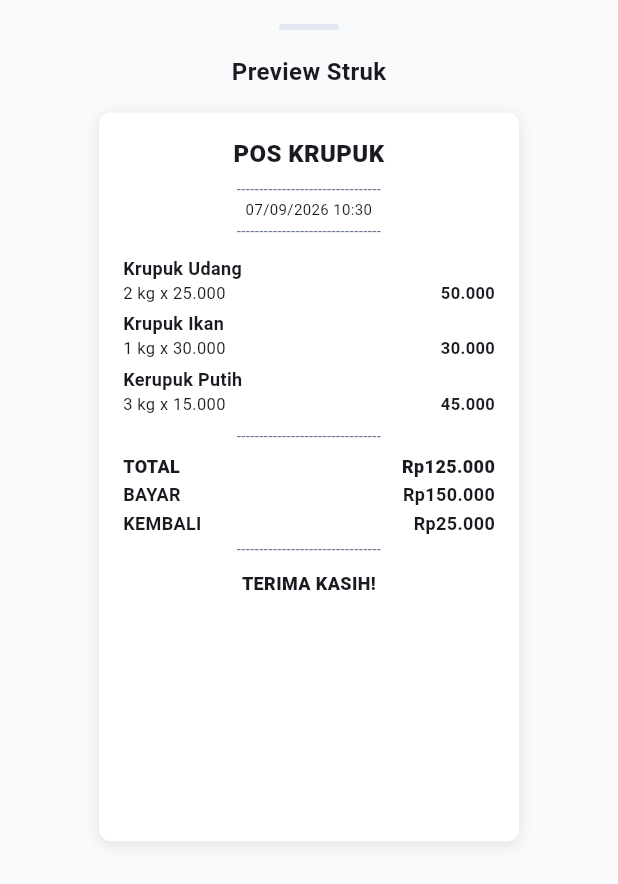
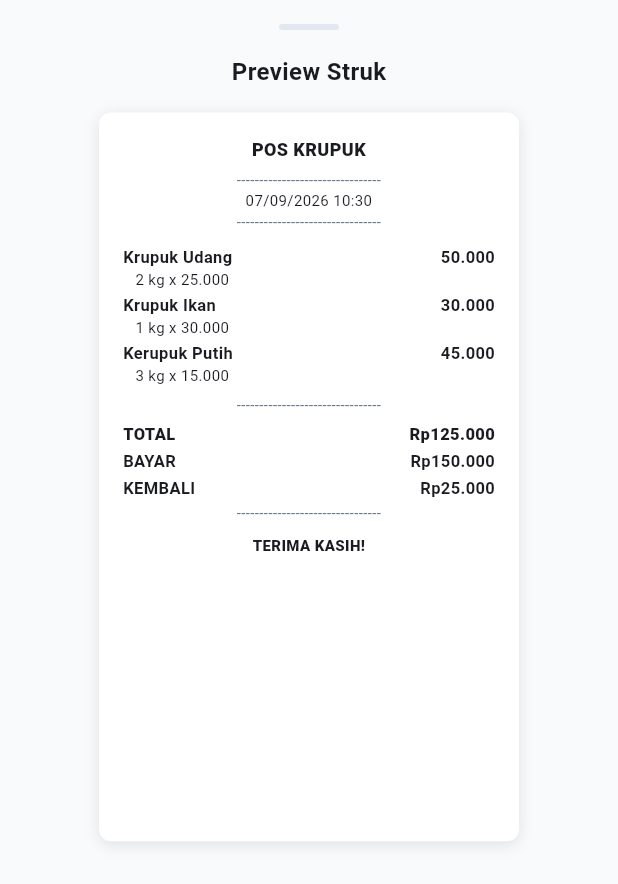
Before and after one commit to rzkyypnduu/pos-pabrik, a Flutter app: the _ReceiptPreviewSheet widget shown alone on an empty page, opened directly with empty values, on a phone screen of 412 x 824 dp. Shown: the top 884 px of the screen. Run offline on Flutter 3.47's test engine with Material 3 defaults, Android fonts, the phone set to English and light mode, and no system bars; our stand-ins replace file_picker, fl_chart, image_picker, sqflite_common_ffi; missing offline and left inert: flutter_classic_bluetooth, window_manager, windows_printer; accounts and stored records are empty; Roboto replaces fonts that are missing (Segoe UI).

Commit message:
Compact receipt text & fix strak layout; release 1.0.10.0

```diff
--- a/lib/screens/settings_tab.dart
+++ b/lib/screens/settings_tab.dart
@@ -965,7 +965,7 @@ class _ReceiptPreviewSheet extends StatelessWidget {
       children: [
         if (prov.logoPath.isNotEmpty && File(prov.logoPath).existsSync())
           Padding(
-            padding: const EdgeInsets.only(bottom: 8),
+            padding: const EdgeInsets.only(bottom: 4),
             child: ClipRect(
               child: Align(
                 alignment: Alignment.center,
@@ -982,19 +982,19 @@ class _ReceiptPreviewSheet extends StatelessWidget {
         Text(
           prov.storeName.toUpperCase(),
           textAlign: TextAlign.center,
-          style: const TextStyle(fontSize: 16, fontWeight: FontWeight.w800),
+          style: const TextStyle(fontSize: 12, fontWeight: FontWeight.w800),
         ),
         if (prov.shopAddress.isNotEmpty)
           Text(
             prov.shopAddress,
             textAlign: TextAlign.center,
-            style: const TextStyle(fontSize: 11),
+            style: const TextStyle(fontSize: 10),
           ),
         if (prov.phone.isNotEmpty)
           Text(
             'Telp: ${prov.phone}',
             textAlign: TextAlign.center,
-            style: const TextStyle(fontSize: 11),
+            style: const TextStyle(fontSize: 10),
           ),
         const SizedBox(height: 4),
         const Text(
@@ -1035,7 +1035,7 @@ class _ReceiptPreviewSheet extends StatelessWidget {
         Text(
           prov.slogan.toUpperCase(),
           textAlign: TextAlign.center,
-          style: const TextStyle(fontSize: 12, fontWeight: FontWeight.w800),
+          style: const TextStyle(fontSize: 10, fontWeight: FontWeight.w800),
         ),
         if (prov.footer.isNotEmpty) ...[
           const SizedBox(height: 4),
@@ -1050,24 +1050,30 @@ class _ReceiptPreviewSheet extends StatelessWidget {
   }
 
   Widget _receiptItem(String name, String detail, String subtotal) => Padding(
-    padding: const EdgeInsets.symmetric(vertical: 2),
+    padding: const EdgeInsets.symmetric(vertical: 1),
     child: Column(
       crossAxisAlignment: CrossAxisAlignment.start,
       children: [
-        Text(
-          name,
-          style: const TextStyle(fontSize: 12, fontWeight: FontWeight.w600),
-        ),
         Row(
           mainAxisAlignment: MainAxisAlignment.spaceBetween,
           children: [
-            Text(detail, style: const TextStyle(fontSize: 11)),
+            Expanded(
+              child: Text(
+                name,
+                style: const TextStyle(
+                  fontSize: 11,
+                  fontWeight: FontWeight.w600,
+                ),
+              ),
+            ),
             Text(
               subtotal,
               style: const TextStyle(fontSize: 11, fontWeight: FontWeight.w600),
             ),
           ],
         ),
+        if (detail.isNotEmpty)
+          Text('   $detail', style: const TextStyle(fontSize: 10)),
       ],
     ),
   );
@@ -1080,14 +1086,14 @@ class _ReceiptPreviewSheet extends StatelessWidget {
             Text(
               label,
               style: TextStyle(
-                fontSize: 12,
+                fontSize: 11,
                 fontWeight: bold ? FontWeight.w800 : FontWeight.w600,
               ),
             ),
             Text(
               value,
               style: TextStyle(
-                fontSize: 12,
+                fontSize: 11,
                 fontWeight: bold ? FontWeight.w800 : FontWeight.w600,
               ),
             ),
--- a/pubspec.yaml
+++ b/pubspec.yaml
@@ -1,7 +1,7 @@
 name: pos_krupuk
 description: "POS Krupuk - Point of Sale for Krupuk Business"
 publish_to: 'none'
-version: 1.0.9+1
+version: 1.0.10+1
 
 environment:
   sdk: ^3.12.2
@@ -39,7 +39,7 @@ msix_config:
   publisher_display_name: Rizky
   publisher: CN=POS_KRUPUK_DEVELOPER
   identity_name: com.rizky.pos-krupuk
-  msix_version: 1.0.9.0
+  msix_version: 1.0.10.0
   logo_path: assets/icon/icon.png
   capabilities: internetClient, location, bluetooth
 
```
Also changed, not shown: lib/services/printer_service.dart (+17 -21 lines).
